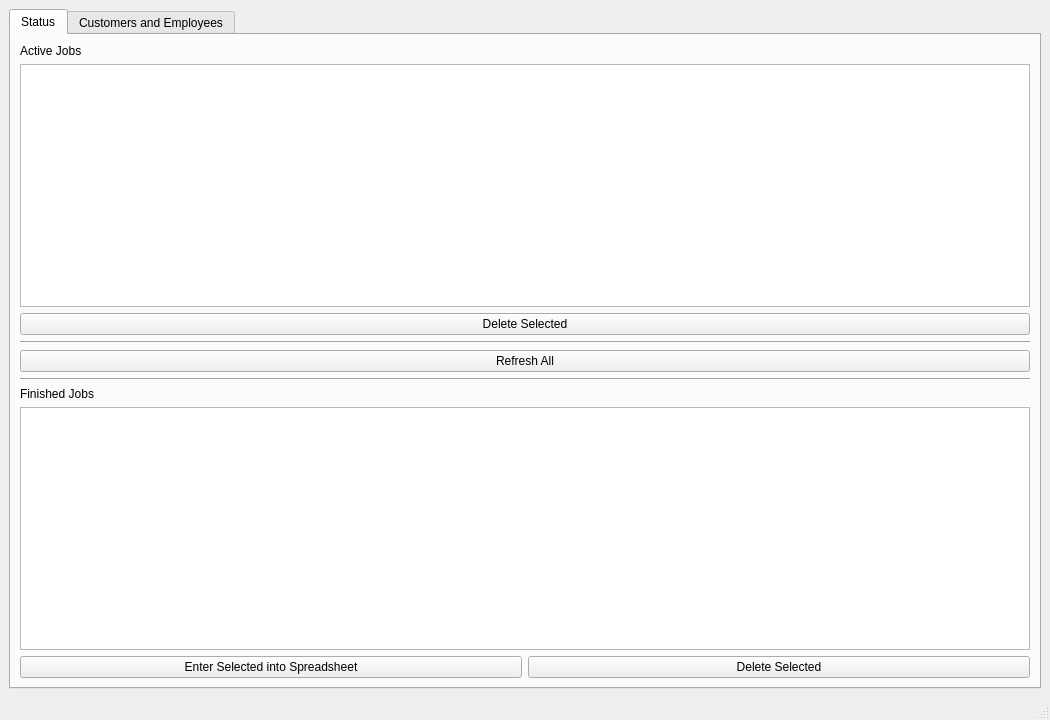
This is client/ui/main_window.ui in Harrell18W/schedule-keeper as Qt 5 draws it before an edit. The edited form follows.
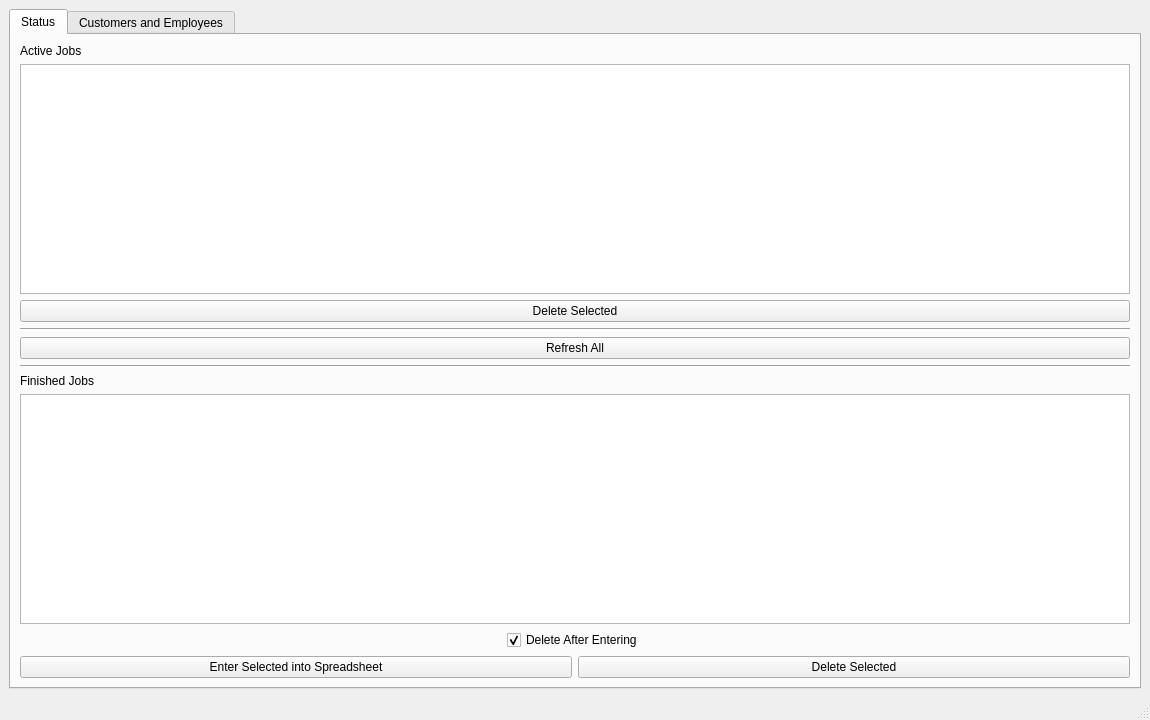
This is the edited form. The open tabs and pages were chosen to show the change.

Commit message: added delete on enter checkbox

```diff
--- a/client/ui/main_window.ui
+++ b/client/ui/main_window.ui
@@ -6,7 +6,7 @@
    <rect>
     <x>0</x>
     <y>0</y>
-    <width>1050</width>
+    <width>1150</width>
     <height>720</height>
    </rect>
   </property>
@@ -18,7 +18,7 @@
   </property>
   <property name="minimumSize">
    <size>
-    <width>1050</width>
+    <width>1150</width>
     <height>720</height>
    </size>
   </property>
@@ -91,6 +91,22 @@
         <item>
          <widget class="QTableWidget" name="finishedjobs_tablewidget"/>
         </item>
+        <item alignment="Qt::AlignHCenter">
+         <widget class="QCheckBox" name="delete_after_entering_checkbox">
+          <property name="text">
+           <string>Delete After Entering</string>
+          </property>
+          <property name="checkable">
+           <bool>true</bool>
+          </property>
+          <property name="checked">
+           <bool>true</bool>
+          </property>
+          <property name="tristate">
+           <bool>false</bool>
+          </property>
+         </widget>
+        </item>
         <item>
          <layout class="QHBoxLayout" name="finishedjobs_buttons">
           <item>
```
Left out of the diff: 2 changed lines with no effect on the pictures. The commit also changes 2 other files.
